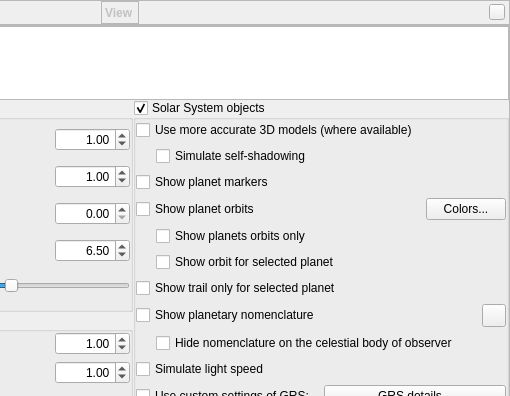
Before: the Qt Designer form src/gui/viewDialog.ui in 519984307/stellarium_src, drawn with Qt 5; both pictures show x 245 to 755 and y 0 to 396 of the 755 by 587 pixel window.
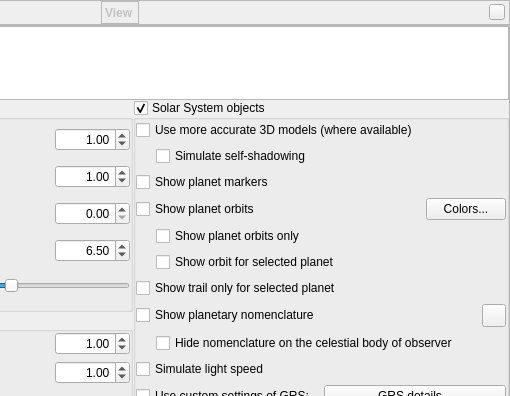
After: the same form once the commit is applied. Icons and pictures are not drawn. Custom widgets are drawn as their Qt base class.

Patch:
```diff
--- a/src/gui/viewDialog.ui
+++ b/src/gui/viewDialog.ui
@@ -1391,7 +1391,7 @@
                <item>
                 <widget class="QCheckBox" name="planetOrbitOnlyCheckBox">
                  <property name="text">
-                  <string>Show planets orbits only</string>
+                  <string>Show planet orbits only</string>
                  </property>
                 </widget>
                </item>
```
